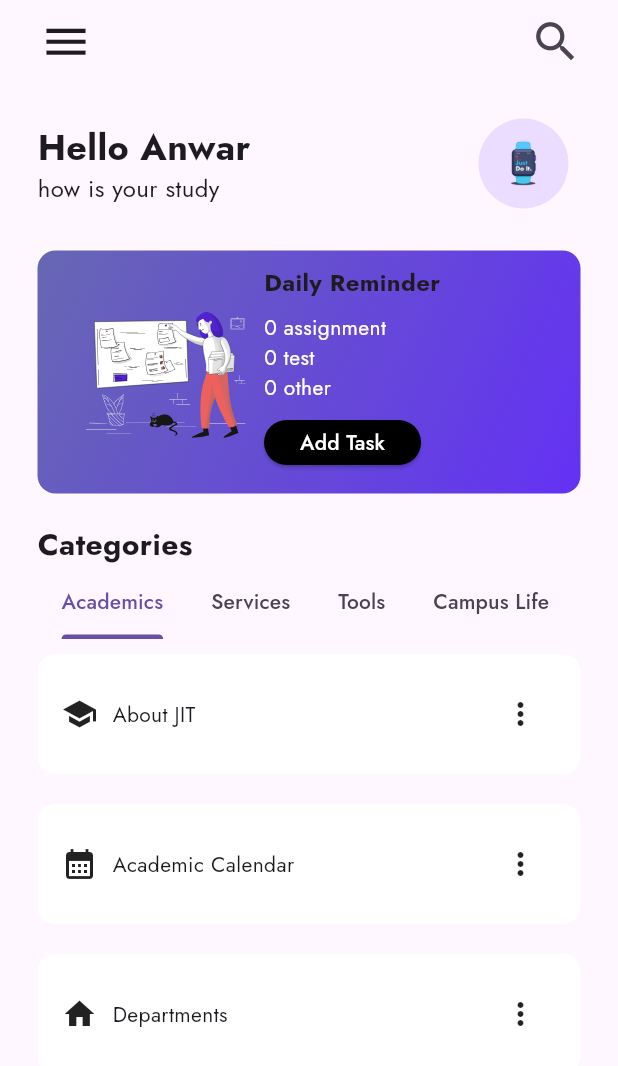
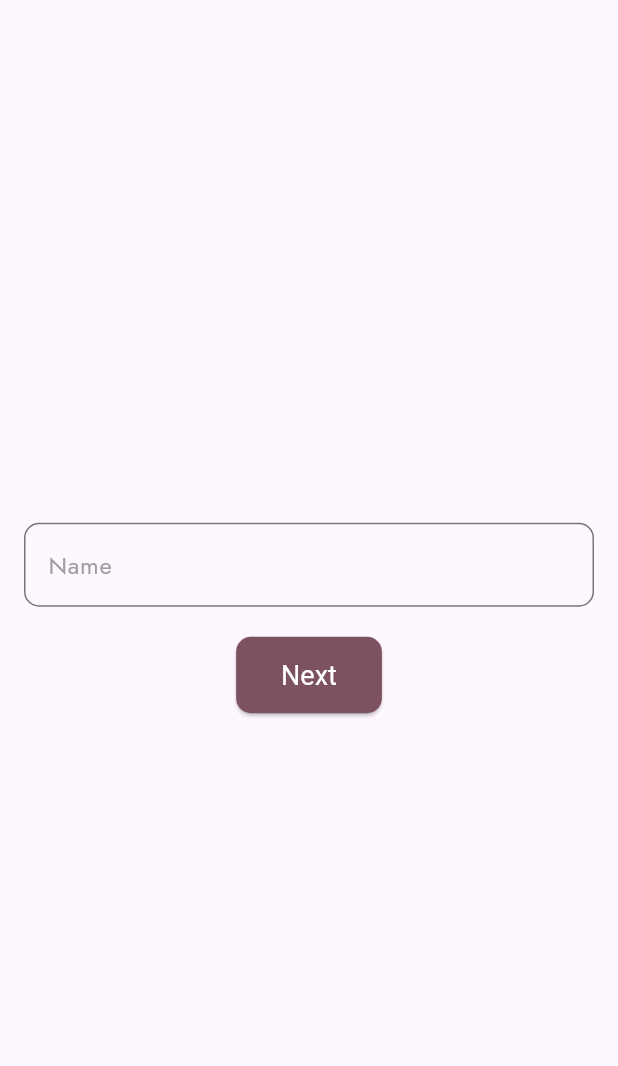
Before and after one commit to AnexDev1/JiT-Hub, a Flutter app: the screen it shows after launch, on a phone screen of 412 x 824 dp. Shown: the top 1066 px of the screen. Run offline on Flutter 3.47's test engine with Material 3 defaults, Android fonts, the phone set to English and light mode, and no system bars; our stand-ins replace flutter_dotenv, flutter_gemini, flutter_markdown, flutter_svg, hive, hive_flutter and 3 more; missing offline and left inert: flutter_pdfview, google_ml_kit, google_mlkit_text_recognition; accounts and stored records are empty.

Commit message:
feat: added added user data form

```diff
--- a/lib/data/department_data.dart
+++ b/lib/data/department_data.dart
@@ -1,13 +1,13 @@
 const List<String> departments = [
-  'Faculty of Civil and Environmental Engineering',
-  'Faculty of Materials Science and Engineering',
-  'Faculty of Electrical and Computer Engineering',
-  'Faculty of Mechanical Engineering',
-  'Faculty of Computing and Informatics',
-  'School of Biomedical Engineering',
-  'School of Chemical Engineering',
+  ' Civil and Environmental Engineering',
+  ' Materials Science and Engineering',
+  ' Electrical and Computer Engineering',
+  ' Mechanical Engineering',
+  ' Computing and Informatics',
+  'Biomedical Engineering',
+  'Chemical Engineering',
   'Aviation Science and Aerospace Engineering Academy',
-  'Freshman and Non-Institute Courses',
+  'Freshman ',
 ];
 
 const Map<String, String> departmentDetails = {
--- a/lib/main.dart
+++ b/lib/main.dart
@@ -6,9 +6,11 @@ import 'package:nex_planner/config.dart';
 import 'package:nex_planner/model/reminder.dart';
 import 'package:nex_planner/model/schedule.dart';
 import 'package:nex_planner/pages/HomePage/home_page.dart';
+import 'package:nex_planner/pages/UserForm/userForm_page.dart';
 import 'package:nex_planner/provider/reminder_provider.dart';
 import 'package:nex_planner/provider/classSchedule_provider.dart';
 import 'package:provider/provider.dart';
+import 'package:shared_preferences/shared_preferences.dart';
 
 void main() async {
   await Hive.initFlutter();
@@ -18,20 +20,22 @@ void main() async {
   await Hive.openBox<Schedule>('schedules');
   await dotenv.load(fileName: ".env");
   Gemini.init(apiKey: Config.apiKey);
-
+  SharedPreferences prefs = await SharedPreferences.getInstance();
+  bool isFormFilled = prefs.getBool('isFormFilled') ?? false;
   runApp(
     MultiProvider(
       providers: [
         ChangeNotifierProvider(create: (context) => ReminderProvider()..loadReminders()),
         ChangeNotifierProvider(create: (context) => ClassScheduleProvider()),
       ],
-      child: const MyApp(),
+      child: MyApp(isFormFilled: isFormFilled),
     ),
   );
 }
 
 class MyApp extends StatelessWidget {
-  const MyApp({super.key});
+  final bool isFormFilled;
+  const MyApp({super.key, required this.isFormFilled});
 
   @override
   Widget build(BuildContext context) {
@@ -42,6 +46,11 @@ class MyApp extends StatelessWidget {
         fontFamily: 'Jost',
 
       ),
+      initialRoute: isFormFilled ? '/userForm' : '/userForm',
+      routes: {
+        '/home': (context) => const HomePage(),
+        '/userForm': (context) =>  UserFormPage(),
+      },
       title: 'Flutter Demo',
       home: const HomePage(),
     );
--- a/lib/pages/Category/category_detail.dart
+++ b/lib/pages/Category/category_detail.dart
@@ -4,7 +4,6 @@ import 'package:flutter/material.dart';
 import 'package:nex_planner/pages/Category/Academics/about_jit.dart';
 import 'package:nex_planner/pages/Category/Academics/departments.dart';
 import 'package:nex_planner/pages/Category/Tools/study_ai.dart';
-import 'package:nex_planner/pages/Category/Campus_life/webview_page.dart';
 import 'Academics/calendar/academic_calendar.dart';
 import 'Tools/grade_calculator.dart';
 import 'Tools/ClassSchedule/class_schedule.dart';
@@ -33,7 +32,7 @@ class CategoryDetailScreen extends StatelessWidget {
       'Class Schedule': const ClassSchedule(),
       'Daily Reminder': const DailyReminder(),
       'Study AI': const StudyAI(),
-      'Google': const WebViewPage(url: 'https://google.com'),
+      // 'Google': const WebViewPage(url: 'https://google.com'),
     };
 
     return categoryWidgets[categoryName] ??
--- /dev/null
+++ b/lib/pages/UserForm/userForm_page.dart
@@ -0,0 +1,188 @@
+import 'package:flutter/material.dart';
+import 'package:shared_preferences/shared_preferences.dart';
+import 'package:nex_planner/data/department_data.dart';
+
+class UserFormPage extends StatefulWidget {
+  @override
+  _UserFormPageState createState() => _UserFormPageState();
+}
+
+class _UserFormPageState extends State<UserFormPage> {
+  final _formKey = GlobalKey<FormState>();
+  final _nameController = TextEditingController();
+  String? _selectedDepartment;
+  String? _selectedAcademicYear;
+  int _currentStep = 0;
+
+  Future<void> _submitForm() async {
+    if (_formKey.currentState?.validate() ?? false) {
+      SharedPreferences prefs = await SharedPreferences.getInstance();
+      await prefs.setBool('isFormFilled', true);
+      // Save other user information if needed
+      Navigator.pushReplacementNamed(context, '/home');
+    }
+  }
+
+  void _nextStep() {
+    if (_formKey.currentState?.validate() ?? false) {
+      setState(() {
+        _currentStep++;
+      });
+    }
+  }
+
+  @override
+  Widget build(BuildContext context) {
+    return Scaffold(
+      body: Padding(
+        padding: const EdgeInsets.all(16.0),
+        child: Form(
+          key: _formKey,
+          child: Column(
+            mainAxisAlignment: MainAxisAlignment.center,
+            children: [
+              AnimatedSwitcher(
+                duration: const Duration(milliseconds: 500),
+                transitionBuilder: (Widget child, Animation<double> animation) {
+                  return SlideTransition(
+                    position: Tween<Offset>(
+                      begin: const Offset(1, 0),
+                      end: Offset.zero,
+                    ).animate(animation),
+                    child: child,
+                  );
+                },
+                child: _currentStep == 0
+                    ? _buildNameField()
+                    : _currentStep == 1
+                    ? _buildDepartmentField()
+                    : _buildAcademicYearField(),
+              ),
+              const SizedBox(height: 20),
+              ElevatedButton(
+                onPressed: _currentStep < 2 ? _nextStep : _submitForm,
+                style: ElevatedButton.styleFrom(
+                  backgroundColor: Theme.of(context).colorScheme.tertiary,
+                  padding: const EdgeInsets.symmetric(horizontal: 30, vertical: 15),
+                  textStyle: const TextStyle(fontSize: 18),
+                  shape: RoundedRectangleBorder(
+                    borderRadius: BorderRadius.circular(10.0),
+                  ),
+                ),
+                child: Text(_currentStep < 2 ? 'Next' : 'Submit', style: TextStyle(color: Colors.white),),
+              ),
+            ],
+          ),
+        ),
+      ),
+    );
+  }
+
+  Widget _buildNameField() {
+    return TextFormField(
+      key: const ValueKey('name'),
+      controller: _nameController,
+      decoration: InputDecoration(
+        labelText: 'Name',
+        labelStyle: const TextStyle(color: Colors.grey),
+        border: OutlineInputBorder(
+          borderRadius: BorderRadius.circular(10.0),
+        ),
+        focusedBorder: OutlineInputBorder(
+          borderRadius: BorderRadius.circular(10.0),
+          borderSide: BorderSide(color: Theme.of(context).colorScheme.secondary),
+        ),
+      ),
+      validator: (value) {
+        if (value == null || value.isEmpty) {
+          return 'Please enter your name';
+        }
+        return null;
+      },
+    );
+  }
+
+  Widget _buildDepartmentField() {
+    return DropdownButtonFormField<String>(
+      key: const ValueKey('department'),
+      value: _selectedDepartment,
+      isExpanded: true,
+      decoration: InputDecoration(
+        labelText: 'Department',
+        labelStyle: const TextStyle(color: Colors.grey),
+        border: OutlineInputBorder(
+          borderRadius: BorderRadius.circular(10.0),
+        ),
+        focusedBorder: OutlineInputBorder(
+          borderRadius: BorderRadius.circular(10.0),
+          borderSide: BorderSide(color: Theme.of(context).colorScheme.secondary),
+        ),
+      ),
+      items: departments.map((String department) {
+        return DropdownMenuItem<String>(
+          value: department,
+          child: Text(
+            department,
+            style: TextStyle(color: Colors.blue, fontSize: 16),
+          ),
+        );
+      }).toList(),
+      onChanged: (String? newValue) {
+        setState(() {
+          _selectedDepartment = newValue;
+        });
+      },
+      validator: (value) {
+        if (value == null || value.isEmpty) {
+          return 'Please select your department';
+        }
+        return null;
+      },
+    );
+  }
+
+  Widget _buildAcademicYearField() {
+    return DropdownButtonFormField<String>(
+      key: const ValueKey('academicYear'),
+      value: _selectedAcademicYear,
+      isExpanded: true,
+      decoration: InputDecoration(
+        labelText: 'Academic Year',
+        labelStyle: const TextStyle(color: Colors.grey),
+        border: OutlineInputBorder(
+          borderRadius: BorderRadius.circular(10.0),
+        ),
+        focusedBorder: OutlineInputBorder(
+          borderRadius: BorderRadius.circular(10.0),
+          borderSide: BorderSide(color: Theme.of(context).colorScheme.secondary),
+        ),
+      ),
+      items: [
+        'Freshman',
+        'Second Year',
+        'Third Year',
+        'Fourth Year',
+        'Fifth Year (GC)'
+      ].map((String year) {
+        return DropdownMenuItem<String>(
+          value: year,
+          child: Text(
+            year,
+            style: TextStyle(color: Colors.blue, fontSize: 16),
+          ),
+        );
+      }).toList(),
+      onChanged: (String? newValue) {
+        setState(() {
+          _selectedAcademicYear = newValue;
+        });
+      },
+      validator: (value) {
+        if (value == null || value.isEmpty) {
+          return 'Please select your academic year';
+        }
+        return null;
+      },
+    );
+  }
+}
```
Also changed, not shown: 1 other file.
